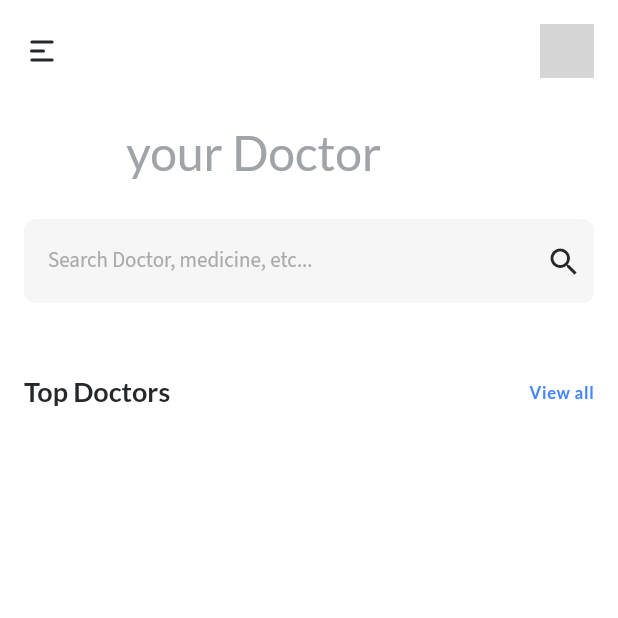
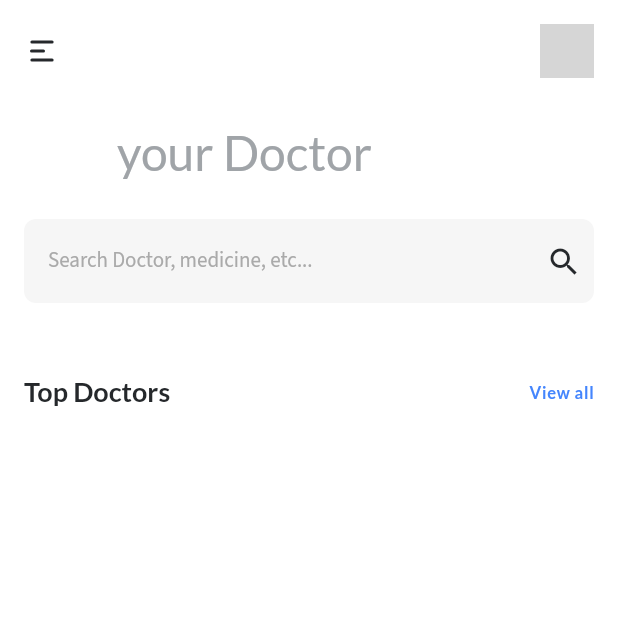
Before and after one commit to Justin-Bolivar/find_my_doctor_flutter_app, a Flutter app: the screen it shows after launch, on a phone screen of 412 x 824 dp, the top half of it. Run offline on Flutter 3.47's test engine with Material 3 defaults, Android fonts, the light colour scheme and no system bars; our stand-ins replace flutter_rating_bar, flutter_svg_provider, google_fonts; network calls fail; grey boxes are pictures that could not be loaded.

```diff
--- a/lib/components/home_screen_navbar.dart
+++ b/lib/components/home_screen_navbar.dart
@@ -18,10 +18,10 @@ class HomeSceenNavbar extends StatelessWidget {
             ),
           ),
         ),
-        Container(
+        const SizedBox(
           width: 36,
           height: 36,
-          child: const CircleAvatar(
+          child: CircleAvatar(
             backgroundImage: NetworkImage(
                 'https://avatars.githubusercontent.com/u/143471181?v=4'),
           ),
--- a/lib/screens/doctor_details_screen.dart
+++ b/lib/screens/doctor_details_screen.dart
@@ -284,7 +284,7 @@ class DoctorDetailsScreen extends StatelessWidget {
                       ),
                       child: Center(
                         child: Text(
-                          'Make an Appoinment',
+                          'Add an Appoinment to Cart',
                           style: Theme.of(context)
                               .textTheme
                               .headlineSmall!
--- a/lib/screens/home_screen.dart
+++ b/lib/screens/home_screen.dart
@@ -27,7 +27,7 @@ class HomeScreen extends StatelessWidget {
                         text: 'Find',
                       ),
                       TextSpan(
-                          text: ' your Doctor',
+                          text: 'your Doctor',
                           style: Theme.of(context)
                               .textTheme
                               .headlineLarge!
```
